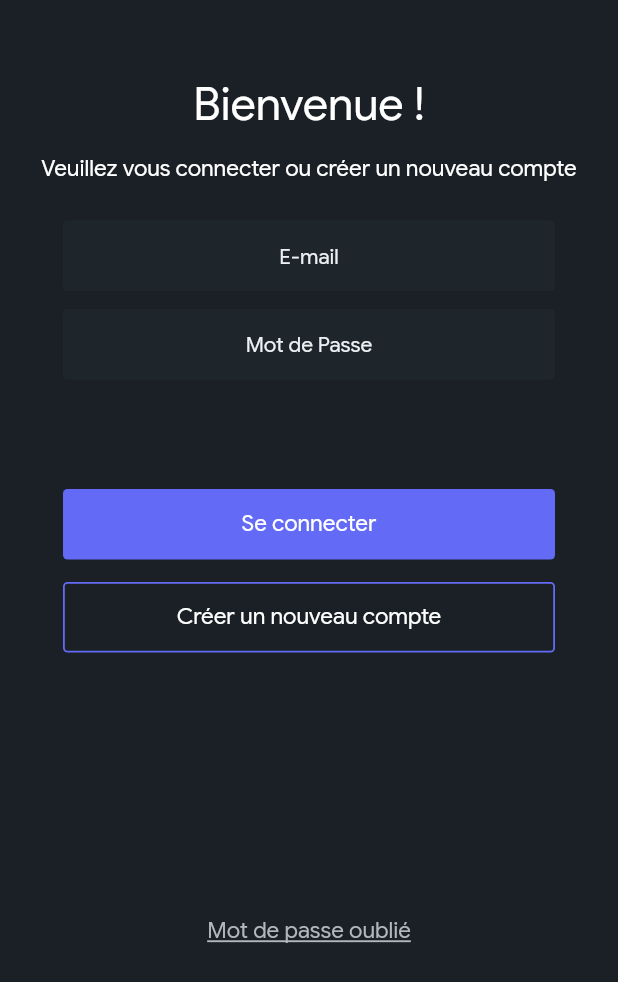
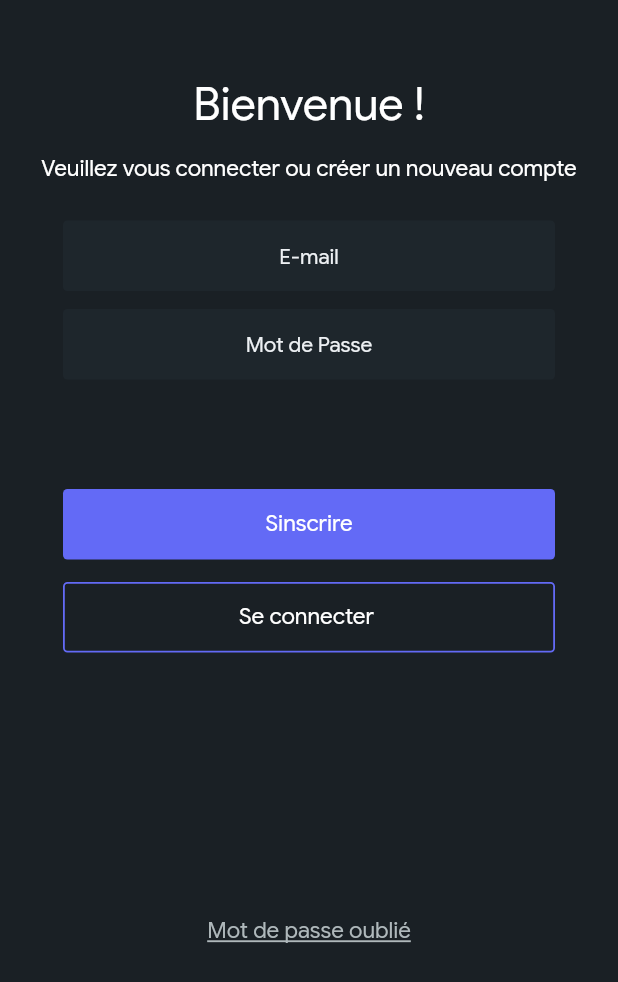
Before and after one commit to Max-jdn/steamproject, a Flutter app: the screen it shows after launch, on a phone screen of 412 x 824 dp. Shown: the top 982 px of the screen. Run offline on Flutter 3.47's test engine with Material 2 defaults, Android fonts, the phone set to English and light mode, and no system bars; our stand-ins replace cloud_firestore, firebase_core, google_fonts; accounts and stored records are empty.

Commit message:
connexion

```diff
--- a/lib/connexion.dart
+++ b/lib/connexion.dart
@@ -4,25 +4,42 @@ import 'package:steamproject/main.dart';
 import 'package:steamproject/accueil.dart';
 import 'package:steamproject/detail_jeu.dart';
 import 'package:steamproject/mdpoublie.dart';
+import 'package:cloud_firestore/cloud_firestore.dart';
+import 'package:firebase_core/firebase_core.dart';
 
 class Connexion extends StatelessWidget {
-  const Connexion({super.key});
-
+  Connexion({Key? key}) : super(key: key);
   @override
   Widget build(BuildContext context) {
     return Scaffold(
         body: SingleChildScrollView(
             //pour éviter l'overflow
             child: Column(
-      children: [
-        const IndiConnect(),
+      children: const [
+        IndiConnect(),
       ],
     )));
   }
 }
 
-class IndiConnect extends StatelessWidget {
-  const IndiConnect({super.key});
+class IndiConnect extends StatefulWidget {
+  const IndiConnect({Key? key}) : super(key: key);
+
+  @override
+  State<IndiConnect> createState() => _IndiConnectState();
+}
+
+class _IndiConnectState extends State<IndiConnect> {
+  final TextEditingController _emailControllerCon = TextEditingController();
+  final TextEditingController _passwordControllerCon = TextEditingController();
+
+  @override
+  void dispose() {
+    _emailControllerCon.dispose();
+    _passwordControllerCon.dispose();
+
+    super.dispose();
+  }
 
   @override
   Widget build(BuildContext context) {
@@ -71,14 +88,15 @@ class IndiConnect extends StatelessWidget {
               color: const Color(0xFF1E262C),
               borderRadius: BorderRadius.circular(3),
             ),
-            child: const TextField(
+            child: TextField(
+              controller: _emailControllerCon,
               cursorColor: Colors.white,
               textAlign: TextAlign.center,
-              style: TextStyle(
+              style: const TextStyle(
                 fontFamily: 'GSans',
                 color: Colors.white,
               ),
-              decoration: InputDecoration(
+              decoration: const InputDecoration(
                 hintText: 'E-mail',
                 hintStyle: TextStyle(
                   fontFamily: 'GSans',
@@ -100,14 +118,15 @@ class IndiConnect extends StatelessWidget {
               color: const Color(0xFF1E262C),
               borderRadius: BorderRadius.circular(3),
             ),
-            child: const TextField(
+            child: TextField(
+              controller: _passwordControllerCon,
               cursorColor: Colors.white,
               textAlign: TextAlign.center,
-              style: TextStyle(
+              style: const TextStyle(
                 fontFamily: 'GSans',
                 color: Colors.white,
               ),
-              decoration: InputDecoration(
+              decoration: const InputDecoration(
                 hintText: 'Mot de Passe',
                 hintStyle: TextStyle(
                   fontFamily: 'GSans',
@@ -135,7 +154,7 @@ class IndiConnect extends StatelessWidget {
                   context,
                   MaterialPageRoute(
                     builder: (context) {
-                      return const Accueil();
+                      return const Inscription();
                     },
                   ),
                 );
@@ -143,7 +162,7 @@ class IndiConnect extends StatelessWidget {
               minWidth: 328,
               height: 47,
               child: const Text(
-                'Se connecter',
+                'Sinscrire',
                 style: TextStyle(
                   fontFamily: 'GSans',
                   color: Colors.white,
@@ -168,20 +187,43 @@ class IndiConnect extends StatelessWidget {
               ),
             ),
             child: MaterialButton(
-              onPressed: () {
-                Navigator.push(
-                  context,
-                  MaterialPageRoute(
-                    builder: (context) {
-                      return const Inscription();
-                    },
-                  ),
-                );
+              onPressed: () async {
+                final result = await FirebaseFirestore.instance
+                    .collection('user')
+                    .where('email', isEqualTo: _emailControllerCon.text)
+                    .where('password', isEqualTo: _passwordControllerCon.text)
+                    .get();
+
+                //if (_emailControllerCon.text == 'gug' &&
+                // _passwordControllerCon.text == 'mdp')
+                if (result.docs.isNotEmpty) {
+                  await Future.delayed(Duration.zero);
+                  Navigator.of(context).push(
+                    MaterialPageRoute(
+                      builder: (context) => const Accueil(),
+                    ),
+                  );
+                } else {
+                  showDialog(
+                    context: context,
+                    builder: (context) => AlertDialog(
+                      title: Text(_emailControllerCon.text),
+                      content:
+                          const Text('Identifiants de connexion invalides'),
+                      actions: [
+                        TextButton(
+                          onPressed: () => Navigator.pop(context),
+                          child: const Text('OK'),
+                        ),
+                      ],
+                    ),
+                  );
+                }
               },
               minWidth: 328,
               height: 47,
               child: const Text(
-                'Créer un nouveau compte',
+                'Se connecter ',
                 style: TextStyle(
                   fontFamily: 'GSans',
                   color: Colors.white,
```
